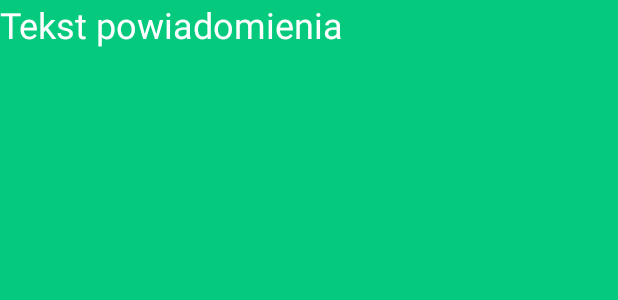
After one commit to miloszg/medBase, an Android app: the layout custom_title.xml on its own in the app's theme, with its tools: preview values and no code run, on a phone screen of 412 x 824 dp. The commit adds this screen. Shown: the top 300 px of the screen. Run offline under Robolectric (Android 15) with nearby library versions, the phone set to English and light mode, and no system bars.

Commit message:
added option to enter notification text

```diff
--- a/app/src/main/java/pl/milosz/medbase/Alerts/NotificationReceiver.java
+++ b/app/src/main/java/pl/milosz/medbase/Alerts/NotificationReceiver.java
@@ -34,12 +34,12 @@ public class NotificationReceiver extends BroadcastReceiver {
 
         Notification notification = new NotificationCompat.Builder(context, CHANNEL_1_ID)
                 .setSmallIcon(R.drawable.ic_meds)
-                .setContentTitle("guwno")
-                .setContentText("kupa")
+                .setContentTitle("Twoje Powiadomienie")
+                .setContentText(AlertsActivity.notificationStringText)
                 .setColor(Color.GREEN)
                 .setSound(defaultSound)
                 .setGroup("example")
-                .setSubText("Chad")
+                .setSubText("MedBase")
                 .setContentIntent(contentIntent)
                 .setAutoCancel(true)
                 .setPriority(NotificationCompat.PRIORITY_HIGH)
--- /dev/null
+++ b/app/src/main/res/drawable/ic_text.xml
@@ -0,0 +1,5 @@
+<vector android:height="24dp" android:tint="#FFFFFF"
+    android:viewportHeight="24.0" android:viewportWidth="24.0"
+    android:width="24dp" xmlns:android="http://schemas.android.com/apk/res/android">
+    <path android:fillColor="#FF000000" android:pathData="M21.99,4c0,-1.1 -0.89,-2 -1.99,-2L4,2c-1.1,0 -2,0.9 -2,2v12c0,1.1 0.9,2 2,2h14l4,4 -0.01,-18zM18,14L6,14v-2h12v2zM18,11L6,11L6,9h12v2zM18,8L6,8L6,6h12v2z"/>
+</vector>
--- /dev/null
+++ b/app/src/main/res/layout/custom_title.xml
@@ -0,0 +1,12 @@
+<?xml version="1.0" encoding="utf-8"?>
+<LinearLayout xmlns:android="http://schemas.android.com/apk/res/android"
+    android:orientation="vertical" android:layout_width="match_parent"
+    android:layout_height="match_parent"
+    android:background="#05ca7e">
+    <TextView
+        android:textSize="24sp"
+        android:text="Tekst powiadomienia"
+        android:textColor="@android:color/white"
+        android:layout_width="match_parent"
+        android:layout_height="wrap_content"/>
+</LinearLayout>
--- a/app/src/main/res/values/styles.xml
+++ b/app/src/main/res/values/styles.xml
@@ -17,6 +17,9 @@
         <item name="colorAccent">#05ca7e</item>
         <item name="colorControlNormal">#FFFFFF</item>
     </style>
+    <style name="TextDialogTheme" parent="Theme.AppCompat.Light.Dialog.Alert">
+        <item name="android:background">#05ca7e</item>
+    </style>
     <style name="AppTheme.AppBarOverlay" parent="ThemeOverlay.AppCompat.Dark.ActionBar" />
 
     <style name="AppTheme.PopupOverlay" parent="ThemeOverlay.AppCompat.Light" />
```
Also changed, not shown: app/src/main/java/pl/milosz/medbase/Alerts/AlertsActivity.java (+39 -26 lines), app/src/main/java/pl/milosz/medbase/Alerts/NotificationTextFragment.java (added, +69 -0 lines).
